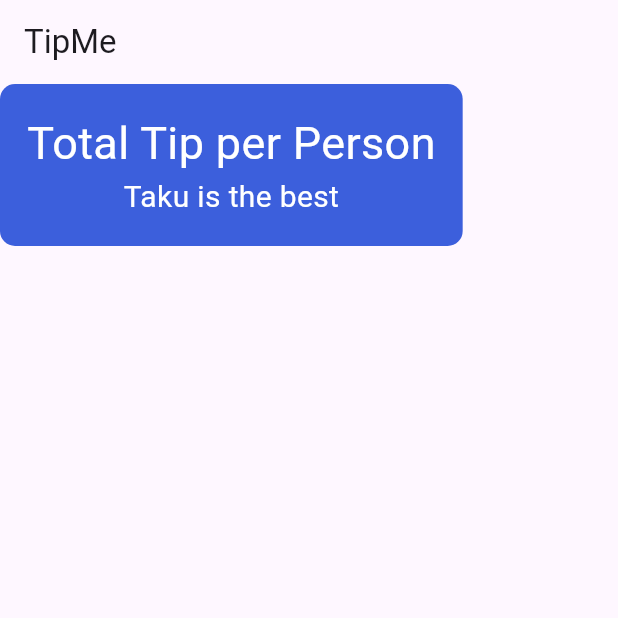
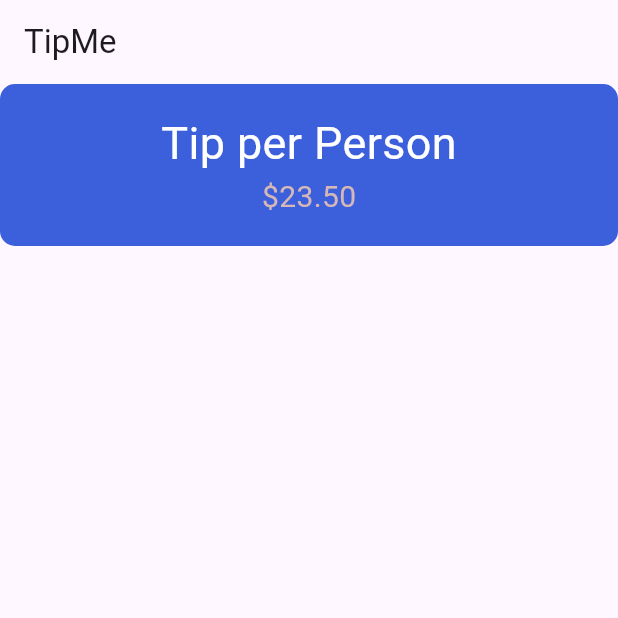
Before and after one commit to zhira03/Tipping, a Flutter app: the screen it shows after launch, on a phone screen of 412 x 824 dp, the top half of it. Run offline on Flutter 3.47's test engine with Material 3 defaults, Android fonts, the light colour scheme and no system bars.

Commit message:
update UI layout and text for tip display

```diff
--- a/lib/main.dart
+++ b/lib/main.dart
@@ -36,6 +36,7 @@ class _TipMeState extends State<TipMe> {
         title: const Text('TipMe'),
         ),
       body : Column(
+        crossAxisAlignment: CrossAxisAlignment.stretch,
         children: <Widget>[
           Container(
             padding: const EdgeInsets.all(18),
@@ -45,20 +46,19 @@ class _TipMeState extends State<TipMe> {
               ),
             child: Column(
               children: [
-                const Text('Total Tip per Person',
+                const Text('Tip per Person',
                     style: TextStyle(
                       fontSize: 30,
                       color: Colors.white),
                       ),
-                const Text("Taku is the best",
+                const Text("\$23.50",
                     style: TextStyle(
                       fontSize: 20,
-                      color: Colors.white),
+                      color: Color.fromARGB(255, 213, 183, 183)),
                       ),
               ],
             ),
             ),
-
         ]
       ),
     );
```
